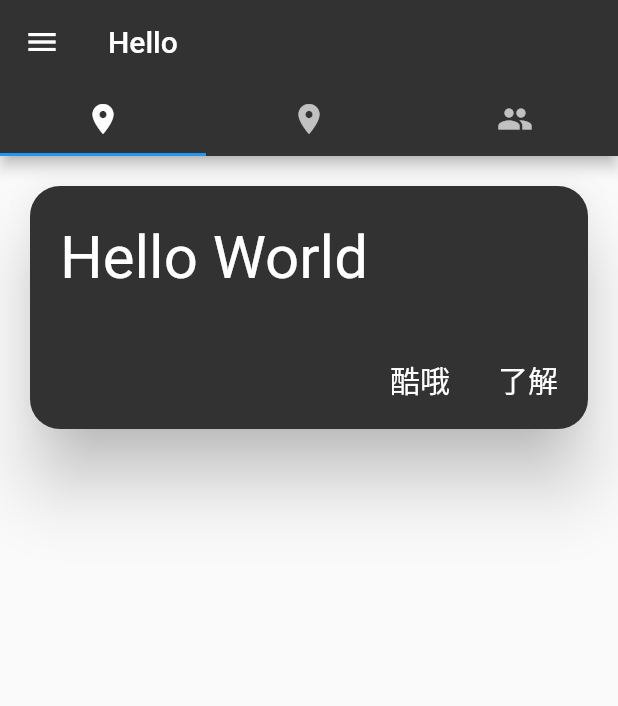
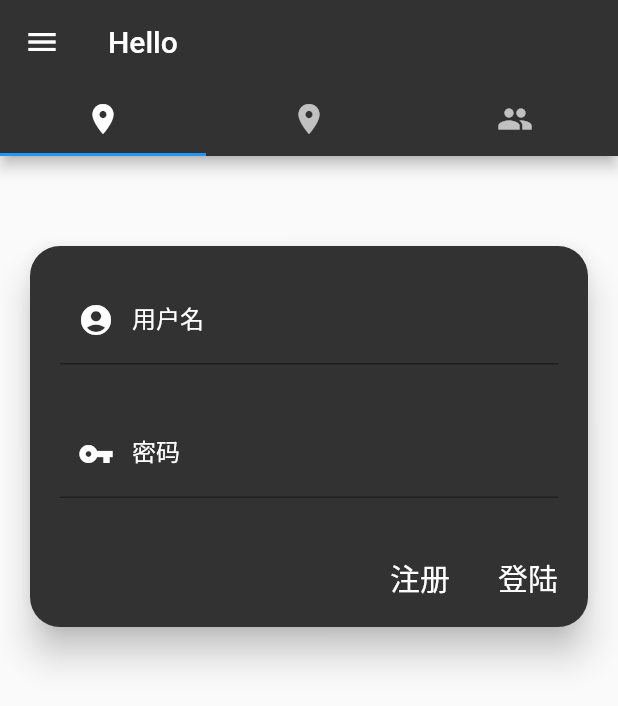
Before and after one commit to rfsx0829/chatroom, a Flutter app: the screen it shows after launch, on a phone screen of 412 x 824 dp. Shown: the top 706 px of the screen. Run offline on Flutter 3.47's test engine with Material 2 defaults, Android fonts, the phone set to English and light mode, and no system bars; our stand-ins replace dio.

Commit message:
add some widget

```diff
--- a/app/lib/card/card.dart
+++ b/app/lib/card/card.dart
@@ -11,11 +11,14 @@ class CardWidget extends StatefulWidget {
     this.rButtonFunc,
     this.cardColor = ConstantColor.darkgrey,
     this.elevation = 20.0,
+    this.margin = const EdgeInsets.all(20.0),
   }) : super(key: key);
 
   final Color cardColor;
+  final Widget cardChild;
+
   final double elevation;
-  final Widget cardChild;
+  final EdgeInsetsGeometry margin;
 
   final String lButtonText;
   final lButtonFunc;
@@ -34,7 +37,7 @@ class CardWidgetState extends State<CardWidget> {
       clipBehavior: Clip.antiAlias,
       color: widget.cardColor,
       elevation: widget.elevation,
-      margin: EdgeInsets.all(20.0),
+      margin: widget.margin,
       semanticContainer: true,
       shape: RoundedRectangleBorder(borderRadius: BorderRadius.circular(20.0)),
       child: Column(
--- a/app/lib/tabs/chat.dart
+++ b/app/lib/tabs/chat.dart
@@ -9,19 +9,45 @@ class ChatTab extends StatefulWidget {
 class ChatState extends State<ChatTab> {
   @override
   Widget build(BuildContext context) {
+    var card = CardWidget(
+      cardChild: Column(
+        mainAxisSize: MainAxisSize.min,
+        children: <Widget>[
+          Container(
+            child: TextField(
+              decoration: InputDecoration(
+                prefixIcon: Icon(Icons.account_circle, color: Colors.white),
+                labelText: "用户名",
+                labelStyle: TextStyle(color: Colors.white),
+              ),
+              style: TextStyle(color: Colors.white),
+              keyboardType: TextInputType.emailAddress,
+            ),
+            padding: EdgeInsets.only(top: 20.0, bottom: 10.0, left: 20.0, right: 20.0),
+          ),
+          Container(
+            child: TextField(
+              decoration: InputDecoration(
+                prefixIcon: Icon(Icons.vpn_key, color: Colors.white,),
+                labelText: "密码",
+                labelStyle: TextStyle(color: Colors.white),
+              ),
+              style: TextStyle(color: Colors.white),
+              keyboardType: TextInputType.emailAddress,
+            ),
+            padding: EdgeInsets.all(20.0),
+          ),
+        ],
+      ),
+      lButtonText: "注册",
+      rButtonText: "登陆",
+      elevation: 10.0,
+      margin: EdgeInsets.only(left: 20.0, right: 20.0, bottom: 20.0, top: 60.0),
+    );
+
     return Column(
-      mainAxisSize: MainAxisSize.min,
       children: <Widget>[
-        CardWidget(
-          cardChild: ListTile(
-            title: Text("Hello World", style: TextStyle(color: Colors.white, fontSize: 40.0),),
-            contentPadding: EdgeInsets.all(20.0),
-          ),
-          lButtonText: "酷哦",
-          lButtonFunc: () {
-            print("Hello");
-          },
-        ),
+        card,
       ],
     );
   }
--- a/app/lib/tabs/persons.dart
+++ b/app/lib/tabs/persons.dart
@@ -1,4 +1,5 @@
 import 'package:flutter/material.dart';
+import 'package:app/card/info_card.dart';
 
 class PersonsTab extends StatefulWidget {
   @override
@@ -9,7 +10,7 @@ class PersonsState extends State<PersonsTab> {
   @override
   Widget build(BuildContext context) {
     return Center(
-      child: Text("Persons"),
+      child: InfoCard(),
     );
   }
 }
```
Also changed, not shown: app/lib/card/info_card.dart (added, +34 -0 lines), app/lib/person/person.dart (added, +38 -0 lines), app/lib/person/test.dart (added, +21 -0 lines), app/lib/tabs/room.dart (+35 -2 lines), app/lib/card/sign_card.dart (added).
